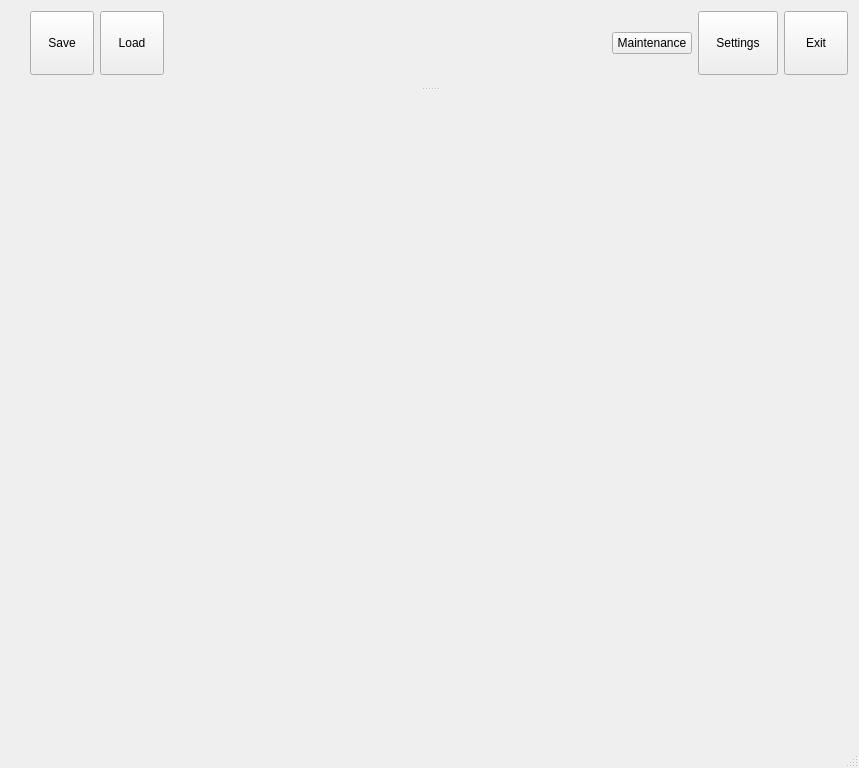
The window that mainwindow.ui (mishkoLitvin/L_Aries-progect) describes before a commit, drawn with Qt 5.
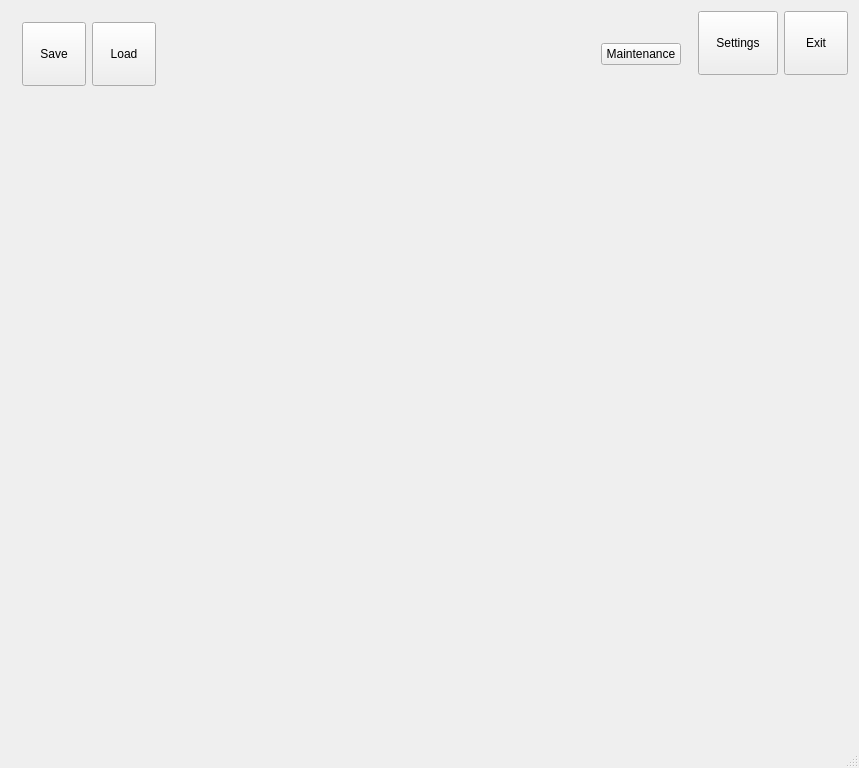
The same window after the commit. Icons and pictures are not drawn.

Commit message: Window layout canged, litle fixes

```diff
--- a/mainwindow.ui
+++ b/mainwindow.ui
@@ -17,7 +17,7 @@
    <locale language="English" country="UnitedStates"/>
   </property>
   <widget class="QWidget" name="centralWidget">
-   <layout class="QHBoxLayout" name="horizontalLayout_3" stretch="5,1">
+   <layout class="QHBoxLayout" name="horizontalLayout_4">
     <item>
      <layout class="QVBoxLayout" name="verticalLayout" stretch="10,1">
       <item>
@@ -28,84 +28,7 @@
           <verstretch>0</verstretch>
          </sizepolicy>
         </property>
-       </widget>
-      </item>
-      <item>
-       <layout class="QHBoxLayout" name="horizontalLayout">
-        <item>
-         <spacer name="horizontalSpacer">
-          <property name="orientation">
-           <enum>Qt::Horizontal</enum>
-          </property>
-          <property name="sizeHint" stdset="0">
-           <size>
-            <width>40</width>
-            <height>20</height>
-           </size>
-          </property>
-         </spacer>
-        </item>
-        <item>
-         <layout class="QVBoxLayout" name="layoutIndexer"/>
-        </item>
-        <item>
-         <spacer name="horizontalSpacer_2">
-          <property name="orientation">
-           <enum>Qt::Horizontal</enum>
-          </property>
-          <property name="sizeHint" stdset="0">
-           <size>
-            <width>40</width>
-            <height>20</height>
-           </size>
-          </property>
-         </spacer>
-        </item>
-       </layout>
-      </item>
-     </layout>
-    </item>
-    <item>
-     <spacer name="horizontalSpacer_3">
-      <property name="orientation">
-       <enum>Qt::Horizontal</enum>
-      </property>
-      <property name="sizeHint" stdset="0">
-       <size>
-        <width>136</width>
-        <height>20</height>
-       </size>
-      </property>
-     </spacer>
-    </item>
-   </layout>
-  </widget>
-  <widget class="QMenuBar" name="menuBar">
-   <property name="geometry">
-    <rect>
-     <x>0</x>
-     <y>0</y>
-     <width>859</width>
-     <height>22</height>
-    </rect>
-   </property>
-  </widget>
-  <widget class="QStatusBar" name="statusBar"/>
-  <widget class="QDockWidget" name="dockWidget">
-   <property name="floating">
-    <bool>false</bool>
-   </property>
-   <property name="features">
-    <set>QDockWidget::DockWidgetMovable|QDockWidget::DockWidgetVerticalTitleBar</set>
-   </property>
-   <property name="allowedAreas">
-    <set>Qt::BottomDockWidgetArea|Qt::TopDockWidgetArea</set>
-   </property>
-   <attribute name="dockWidgetArea">
-    <number>4</number>
-   </attribute>
-   <widget class="QWidget" name="dockWidgetContents">
-    <layout class="QVBoxLayout" name="verticalLayout_2" stretch="1">
+        <layout class="QVBoxLayout" name="verticalLayout_3">
      <item>
       <layout class="QHBoxLayout" name="horizontalLayout_2">
        <item>
@@ -190,6 +113,63 @@
          </property>
         </widget>
        </item>
+          </layout>
+         </item>
+         <item>
+          <spacer name="verticalSpacer">
+           <property name="orientation">
+            <enum>Qt::Vertical</enum>
+           </property>
+           <property name="sizeHint" stdset="0">
+            <size>
+             <width>20</width>
+             <height>536</height>
+            </size>
+           </property>
+          </spacer>
+         </item>
+        </layout>
+       </widget>
+      </item>
+      <item>
+       <layout class="QHBoxLayout" name="horizontalLayout">
+        <item>
+         <spacer name="horizontalSpacer">
+          <property name="orientation">
+           <enum>Qt::Horizontal</enum>
+          </property>
+          <property name="sizeHint" stdset="0">
+           <size>
+            <width>40</width>
+            <height>20</height>
+           </size>
+          </property>
+         </spacer>
+        </item>
+        <item>
+         <layout class="QVBoxLayout" name="layoutIndexer"/>
+        </item>
+        <item>
+         <spacer name="horizontalSpacer_2">
+          <property name="orientation">
+           <enum>Qt::Horizontal</enum>
+          </property>
+          <property name="sizeHint" stdset="0">
+           <size>
+            <width>40</width>
+            <height>20</height>
+           </size>
+          </property>
+         </spacer>
+        </item>
+       </layout>
+      </item>
+     </layout>
+    </item>
+    <item>
+     <layout class="QVBoxLayout" name="verticalLayout_4">
+      <item>
+       <layout class="QHBoxLayout" name="horizontalLayout_3">
        <item>
         <widget class="QPushButton" name="pButtonSetting">
          <property name="minimumSize">
@@ -241,9 +221,34 @@
        </item>
       </layout>
      </item>
-    </layout>
-   </widget>
+      <item>
+       <spacer name="verticalSpacer_2">
+        <property name="orientation">
+         <enum>Qt::Vertical</enum>
+        </property>
+        <property name="sizeHint" stdset="0">
+         <size>
+          <width>20</width>
+          <height>40</height>
+         </size>
+        </property>
+       </spacer>
+      </item>
+     </layout>
+    </item>
+   </layout>
+  </widget>
+  <widget class="QMenuBar" name="menuBar">
+   <property name="geometry">
+    <rect>
+     <x>0</x>
+     <y>0</y>
+     <width>859</width>
+     <height>22</height>
+    </rect>
+   </property>
   </widget>
+  <widget class="QStatusBar" name="statusBar"/>
  </widget>
  <layoutdefault spacing="6" margin="11"/>
  <resources>
```
Lines whose indentation alone changed are shown as unchanged. The commit also changes 3 other files.
